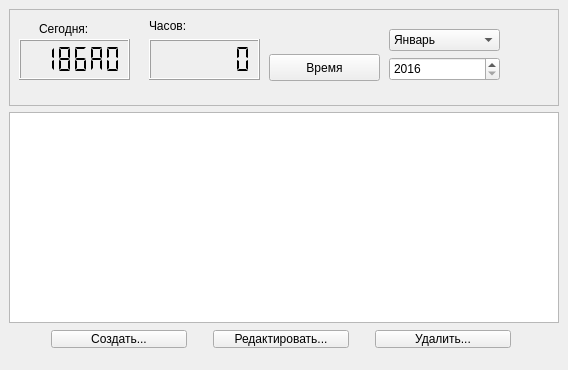
The window that mainwindow.ui (dwalx/wrTime) describes before a commit, drawn with Qt 5.
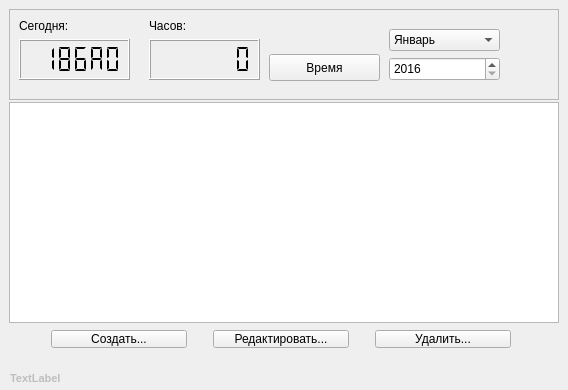
The same window after the commit.

Diff of the .ui file:
```diff
--- a/mainwindow.ui
+++ b/mainwindow.ui
@@ -7,19 +7,19 @@
     <x>0</x>
     <y>0</y>
     <width>568</width>
-    <height>370</height>
+    <height>390</height>
    </rect>
   </property>
   <property name="minimumSize">
    <size>
     <width>568</width>
-    <height>370</height>
+    <height>390</height>
    </size>
   </property>
   <property name="maximumSize">
    <size>
     <width>568</width>
-    <height>370</height>
+    <height>390</height>
    </size>
   </property>
   <property name="windowTitle">
@@ -35,7 +35,7 @@
       <x>9</x>
       <y>9</y>
       <width>550</width>
-      <height>97</height>
+      <height>91</height>
      </rect>
     </property>
     <property name="sizePolicy">
@@ -47,9 +47,6 @@
     <property name="frameShape">
      <enum>QFrame::StyledPanel</enum>
     </property>
-    <property name="frameShadow">
-     <enum>QFrame::Raised</enum>
-    </property>
     <widget class="QComboBox" name="cbMonth">
      <property name="geometry">
       <rect>
@@ -139,10 +136,10 @@
     <widget class="QLabel" name="label">
      <property name="geometry">
       <rect>
-       <x>30</x>
+       <x>10</x>
        <y>10</y>
        <width>91</width>
-       <height>20</height>
+       <height>14</height>
       </rect>
      </property>
      <property name="text">
@@ -230,9 +227,9 @@
     <property name="geometry">
      <rect>
       <x>9</x>
-      <y>112</y>
+      <y>102</y>
       <width>550</width>
-      <height>211</height>
+      <height>221</height>
      </rect>
     </property>
     <property name="sizePolicy">
@@ -369,6 +366,30 @@
      </item>
     </layout>
    </widget>
+   <widget class="QLabel" name="lblBuild">
+    <property name="enabled">
+     <bool>false</bool>
+    </property>
+    <property name="geometry">
+     <rect>
+      <x>10</x>
+      <y>370</y>
+      <width>541</width>
+      <height>17</height>
+     </rect>
+    </property>
+    <property name="font">
+     <font>
+      <pointsize>8</pointsize>
+      <weight>75</weight>
+      <italic>false</italic>
+      <bold>true</bold>
+     </font>
+    </property>
+    <property name="text">
+     <string>TextLabel</string>
+    </property>
+   </widget>
   </widget>
  </widget>
  <layoutdefault spacing="6" margin="11"/>
```
Left out of the diff: 2 changed lines with no effect on the pictures.
